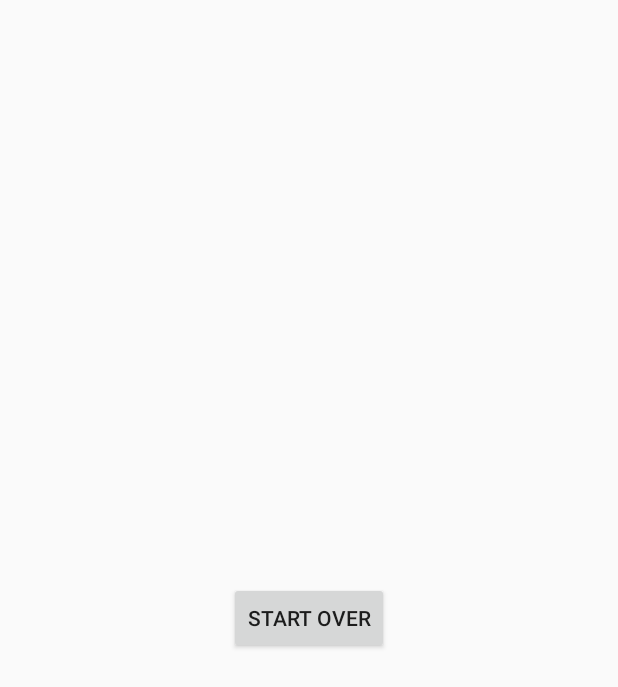
After one commit to baghaii/Alphabetical, an Android app: the AlphabetFinishActivity screen opened directly, with no data from a screen before it, on a phone screen of 412 x 824 dp. The commit adds this screen. Shown: the top 687 px of the screen. Run offline under Robolectric (Android 15) with nearby library versions, the phone set to English and light mode, and no system bars.

Commit message:
Last click button starts AlphabetFinishActivity

```diff
--- a/app/src/main/AndroidManifest.xml
+++ b/app/src/main/AndroidManifest.xml
@@ -16,6 +16,8 @@
         <category android:name="android.intent.category.LAUNCHER"/>
       </intent-filter>
     </activity>
+    <activity android:name=".AlphabetFinishActivity">
+    </activity>
   </application>
 
 </manifest>
--- /dev/null
+++ b/app/src/main/java/com/sepidehmiller/alphabetical/AlphabetFinishActivity.java
@@ -0,0 +1,13 @@
+package com.sepidehmiller.alphabetical;
+
+import android.support.v7.app.AppCompatActivity;
+import android.os.Bundle;
+
+public class AlphabetFinishActivity extends AppCompatActivity {
+
+  @Override
+  protected void onCreate(Bundle savedInstanceState) {
+    super.onCreate(savedInstanceState);
+    setContentView(R.layout.activity_alphabet_finish);
+  }
+}
--- a/app/src/main/java/com/sepidehmiller/alphabetical/AlphabetPagerActivity.java
+++ b/app/src/main/java/com/sepidehmiller/alphabetical/AlphabetPagerActivity.java
@@ -1,5 +1,6 @@
 package com.sepidehmiller.alphabetical;
 
+import android.content.Intent;
 import android.os.Bundle;
 import android.support.v4.app.FragmentActivity;
 import android.support.v4.app.FragmentManager;
@@ -48,10 +49,17 @@ public class AlphabetPagerActivity extends AppCompatActivity {
       @Override
       public void onClick(View view) {
         int item = mViewPager.getCurrentItem();
+
+        //Start the Finish Activity if on the last letter.
+        if (item == adapter.getCount() - 1) {
+          startFinishActivity();
+        }
+
         if (item < adapter.getCount() - 1) {
           item = item + 1;
           mViewPager.setCurrentItem(item, true);
         }
+
       }
     });
 
@@ -68,4 +76,11 @@ public class AlphabetPagerActivity extends AppCompatActivity {
     });
   }
 
+  //TODO: Add a way to swipe to finish activity.
+
+  private void startFinishActivity() {
+    Intent i = new Intent(AlphabetPagerActivity.this, AlphabetFinishActivity.class);
+    startActivity(i);
+  }
+
 }
--- /dev/null
+++ b/app/src/main/res/layout/activity_alphabet_finish.xml
@@ -0,0 +1,16 @@
+<?xml version="1.0" encoding="utf-8"?>
+<FrameLayout
+  xmlns:android="http://schemas.android.com/apk/res/android"
+  xmlns:app="http://schemas.android.com/apk/res-auto"
+  xmlns:tools="http://schemas.android.com/tools"
+  android:layout_width="match_parent"
+  android:layout_height="match_parent"
+  tools:context="com.sepidehmiller.alphabetical.AlphabetFinishActivity">
+
+  <Button
+    android:layout_width="wrap_content"
+    android:layout_height="wrap_content"
+    android:layout_gravity="center"
+    android:text="@string/again"/>
+
+</FrameLayout>
--- a/app/src/main/res/values/strings.xml
+++ b/app/src/main/res/values/strings.xml
@@ -2,4 +2,5 @@
   <string name="app_name">Alphabetical</string>
   <string name="previous">Previous Letter</string>
   <string name="next">Next Letter</string>
+  <string name="again">Start Over</string>
 </resources>
```
